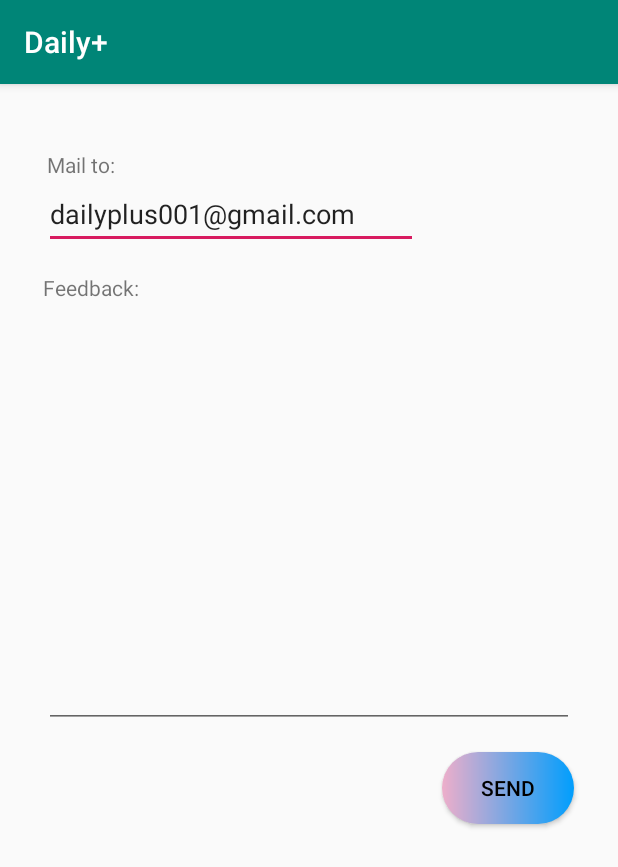
After one commit to Langzzzzzz/DailyPlus, an Android app: the fragment FeedbackFragment shown on its own in the app's theme, on a phone screen of 412 x 824 dp. The commit adds this screen. Shown: the top 867 px of the screen. Run offline under Robolectric (Android 15) with nearby library versions, the phone set to English and light mode, and no system bars.

Commit message:
feedback done
feedback done/\..

```diff
--- /dev/null
+++ b/app/src/main/java/com/example/menu/ui/feedback/FeedbackFragment.java
@@ -0,0 +1,53 @@
+package com.example.menu.ui.feedback;
+
+import android.content.Intent;
+import android.net.Uri;
+import android.os.Bundle;
+import android.view.LayoutInflater;
+import android.view.View;
+import android.view.ViewGroup;
+import android.widget.Button;
+import android.widget.LinearLayout;
+import android.widget.TextView;
+
+import androidx.annotation.NonNull;
+import androidx.annotation.Nullable;
+import androidx.fragment.app.Fragment;
+
+import com.example.menu.MainActivity;
+import com.example.menu.R;
+import com.example.menu.data.Language;
+import com.example.menu.data.PieView;
+import com.example.menu.data.Statistics;
+
+
+public class FeedbackFragment extends Fragment {
+    private Button send;
+    private TextView emailAddress, emailBody;
+    private String emailSubject = "User Feedback";
+    private String SemailBody;
+    @Nullable
+    @Override
+    public View onCreateView(@NonNull LayoutInflater inflater, @Nullable ViewGroup container, @Nullable Bundle savedInstanceState) {
+        View view = inflater.inflate(R.layout.fragment_feedback, container,false);
+        send = view.findViewById(R.id.FeedbacksendButton);
+        emailAddress = view.findViewById(R.id.useremail);
+        emailBody = view.findViewById(R.id.userfeedback);
+        send.setOnClickListener(new View.OnClickListener() {
+            @Override
+            public void onClick(View v) {
+                String emailURI = "mailto:" + emailAddress.getText().toString();
+                SemailBody = emailBody.getText().toString();
+                Intent emailIntent = new Intent(Intent.ACTION_SENDTO, Uri.parse(emailURI));
+
+                emailIntent.putExtra(Intent.EXTRA_SUBJECT, emailSubject);
+                emailIntent.putExtra(Intent.EXTRA_TEXT, SemailBody);
+
+                startActivity(Intent.createChooser(emailIntent, "Email Client ..."));
+            }
+        });
+
+        return view;
+    }
+
+}
--- /dev/null
+++ b/app/src/main/res/drawable/customized_button.xml
@@ -0,0 +1,6 @@
+<?xml version="1.0" encoding="utf-8"?>
+<shape xmlns:android="http://schemas.android.com/apk/res/android"
+    android:shape="rectangle">
+    <gradient android:startColor= "#eeaeca" android:endColor="#009EFD" android:type="linear"/>
+    <corners android:radius="30dp"/>
+</shape>
--- /dev/null
+++ b/app/src/main/res/layout/fragment_feedback.xml
@@ -0,0 +1,66 @@
+<?xml version="1.0" encoding="utf-8"?>
+<androidx.constraintlayout.widget.ConstraintLayout xmlns:android="http://schemas.android.com/apk/res/android"
+    android:layout_width="match_parent"
+    android:layout_height="match_parent"
+    xmlns:app="http://schemas.android.com/apk/res-auto">
+        <TextView
+            android:id="@+id/emailtext"
+            android:layout_width="wrap_content"
+            android:layout_height="wrap_content"
+            android:layout_marginTop="44dp"
+            android:text="@string/youremail"
+            app:layout_constraintEnd_toEndOf="parent"
+            app:layout_constraintHorizontal_bias="0.085"
+            app:layout_constraintStart_toStartOf="parent"
+            app:layout_constraintTop_toTopOf="parent" />
+
+        <EditText
+            android:id="@+id/useremail"
+            android:layout_width="249dp"
+            android:layout_height="46dp"
+            android:layout_marginTop="64dp"
+            android:ems="10"
+            android:hint="Email here: "
+            android:text="dailyplus001@gmail.com"
+            android:inputType="textEmailAddress"
+            app:layout_constraintEnd_toEndOf="parent"
+            app:layout_constraintHorizontal_bias="0.179"
+            app:layout_constraintStart_toStartOf="parent"
+            app:layout_constraintTop_toTopOf="parent" />
+
+        <EditText
+            android:id="@+id/userfeedback"
+            android:layout_width="353dp"
+            android:layout_height="284dp"
+            android:ems="10"
+            android:gravity="start|top"
+            android:inputType="textMultiLine"
+            app:layout_constraintEnd_toEndOf="parent"
+            app:layout_constraintStart_toStartOf="parent"
+            app:layout_constraintTop_toBottomOf="@+id/textView4" />
+
+        <TextView
+            android:id="@+id/textView4"
+            android:layout_width="wrap_content"
+            android:layout_height="wrap_content"
+            android:layout_marginTop="16dp"
+            android:text="@string/feedback"
+            app:layout_constraintEnd_toEndOf="parent"
+            app:layout_constraintHorizontal_bias="0.082"
+            app:layout_constraintStart_toStartOf="parent"
+            app:layout_constraintTop_toBottomOf="@+id/useremail" />
+
+        <Button
+            android:id="@+id/FeedbacksendButton"
+            android:layout_width="wrap_content"
+            android:layout_height="wrap_content"
+            android:layout_marginTop="16dp"
+            android:text="@string/send"
+            android:background="@drawable/customized_button"
+            android:textColor="#000000"
+            app:layout_constraintEnd_toEndOf="parent"
+            app:layout_constraintHorizontal_bias="0.91"
+            app:layout_constraintStart_toStartOf="parent"
+            app:layout_constraintTop_toBottomOf="@+id/userfeedback" />
+
+</androidx.constraintlayout.widget.ConstraintLayout>
--- a/app/src/main/res/menu/activity_main_drawer.xml
+++ b/app/src/main/res/menu/activity_main_drawer.xml
@@ -39,6 +39,10 @@
                 android:id="@+id/nav_send"
                 android:icon="@drawable/ic_menu_send"
                 android:title="@string/menu_send" />
+            <item
+                android:id="@+id/nav_feedback"
+                android:icon="@drawable/feedback"
+                android:title="@string/menu_feedback" />
         </menu>
     </item>
 
--- a/app/src/main/res/navigation/mobile_navigation.xml
+++ b/app/src/main/res/navigation/mobile_navigation.xml
@@ -60,8 +60,15 @@
         tools:layout="@layout/fragment_send" />
 
     <fragment
-        android:id="@+id/nav_password"
-        android:name="com.example.menu.ui.password.PasswordFragment"
+    android:id="@+id/nav_password"
+    android:name="com.example.menu.ui.password.PasswordFragment"
+    android:label="@string/menu_password"
+    tools:layout="@layout/fragment_password" />
+
+    <fragment
+        android:id="@+id/nav_feedback"
+        android:name="com.example.menu.ui.feedback.FeedbackFragment"
         android:label="@string/menu_password"
         tools:layout="@layout/fragment_password" />
+
 </navigation>
--- a/app/src/main/res/values/strings.xml
+++ b/app/src/main/res/values/strings.xml
@@ -21,6 +21,7 @@
     <string name="menu_language">Language</string>
     <string name="menu_categories">Categories</string>
     <string name="menu_password">Password</string>
+    <string name="menu_feedback">Feedback</string>
 
     <string name="nav_communicate">Communicate</string>
 
@@ -34,5 +35,9 @@
     <string name="login">Login</string>
     <string name="open">open</string>
 
+    <string name="youremail">Mail to: </string>
+    <string name="feedback">Feedback: </string>
+    <string name="send">Send</string>
+
     <string name="location">Location</string>
 </resources>
```
Also changed, not shown: app/src/main/res/drawable/feedback.png (added).
